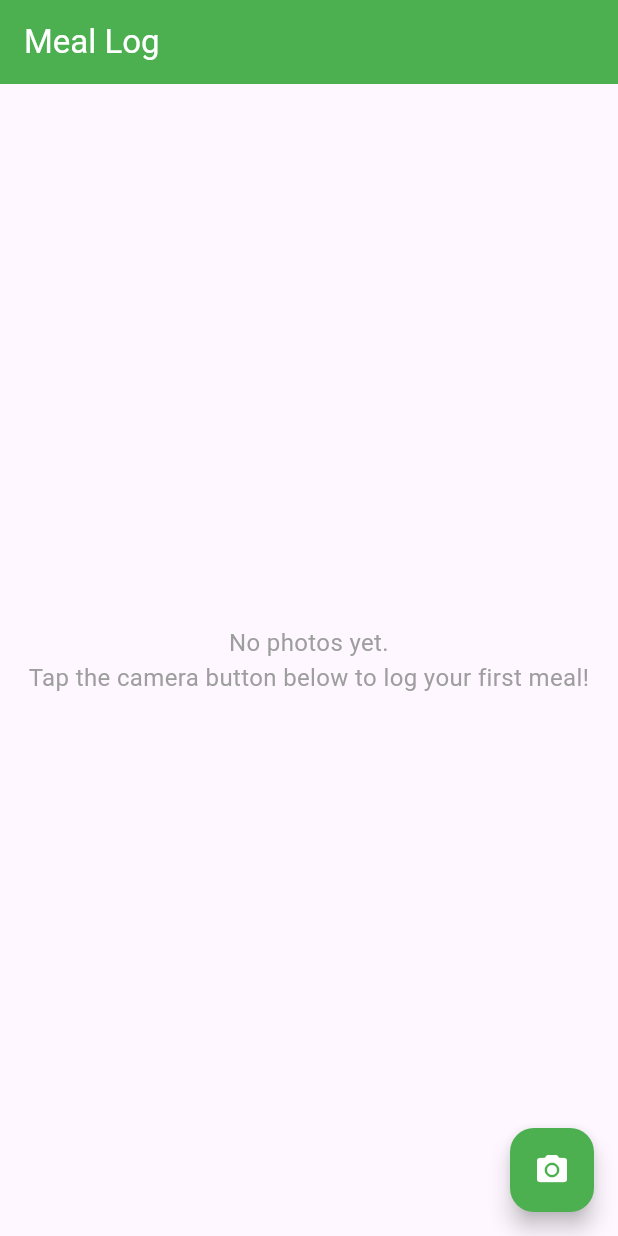
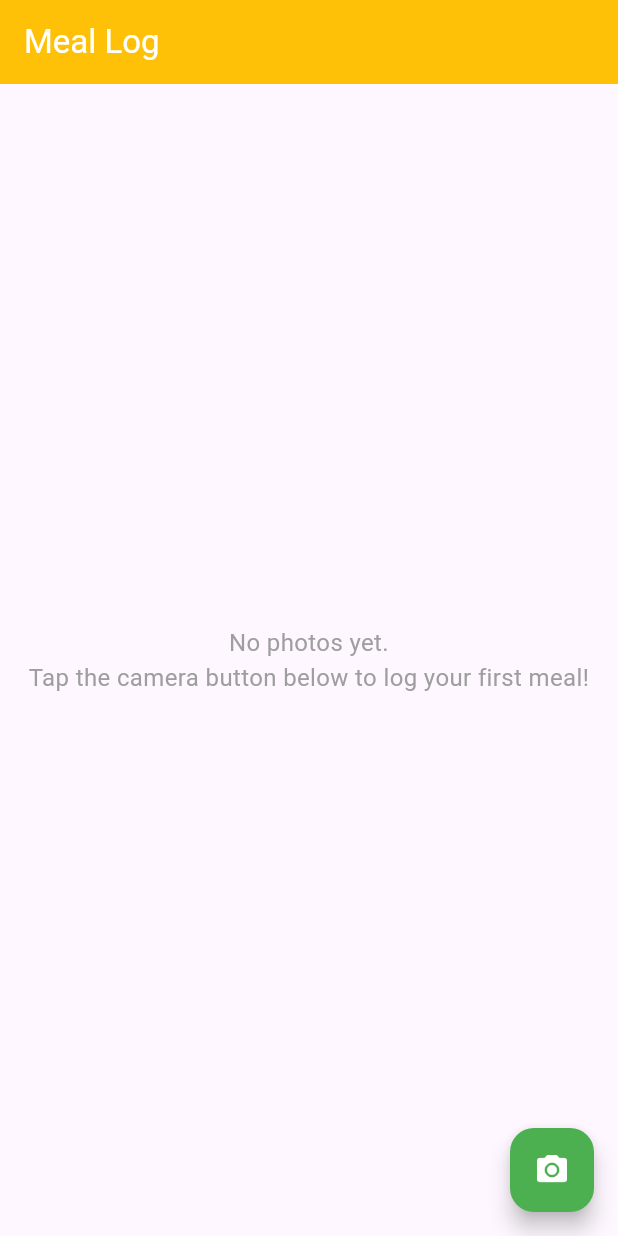
Before and after one commit to spicypunch/MealLog, a Flutter app: the screen it shows after launch, on a phone screen of 412 x 824 dp. Run offline on Flutter 3.47's test engine with Material 3 defaults, Android fonts, the phone set to English and light mode, and no system bars; our stand-ins replace google_mobile_ads, image_picker, permission_handler; missing offline and left inert: image_gallery_saver_plus.

```diff
--- a/lib/main.dart
+++ b/lib/main.dart
@@ -357,7 +357,7 @@ class _MyHomePageState extends State<MyHomePage> {
     return Scaffold(
       appBar: AppBar(
         title: Text(AppLocalizations.of(context)!.appTitle),
-        backgroundColor: Colors.green,
+        backgroundColor: Colors.amber,
         foregroundColor: Colors.white,
       ),
       body: Stack(
--- a/pubspec.yaml
+++ b/pubspec.yaml
@@ -2,7 +2,7 @@ name: meal_log
 description: "A new Flutter project."
 publish_to: 'none'
 
-version: 1.0.0+1
+version: 1.0.2+3
 
 environment:
   sdk: ^3.6.0
@@ -38,3 +38,5 @@ flutter_launcher_icons:
 flutter:
   generate: true
   uses-material-design: true
+  assets:
+    - shorebird.yaml
```
Also changed, not shown: shorebird.yaml (added, +14 -0 lines), pubspec.lock, 7 other files.
